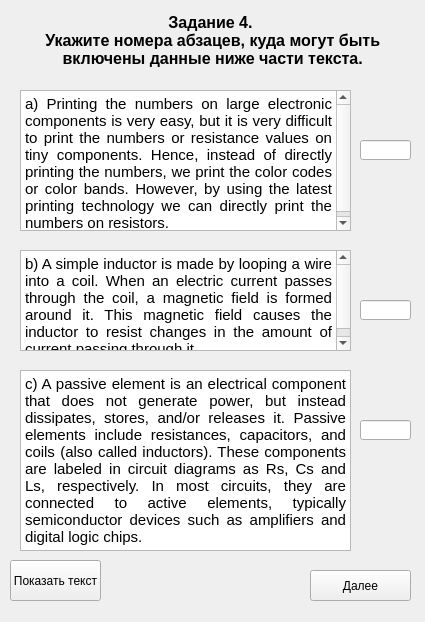
Scykorr/dmitr_client_serv_test, file server/UI/variant_1/zadanie4_part2_var1.ui: the form before one commit.
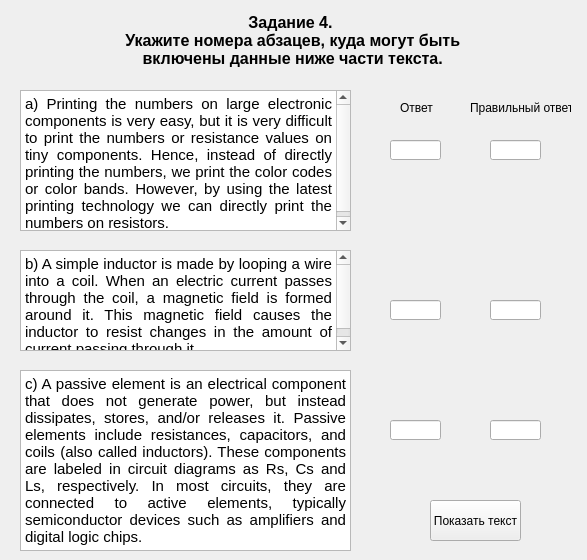
The form after the commit.

Commit message: add task4var1part2, task5var1part2 for check

Patch:
```diff
--- a/server/UI/variant_1/zadanie4_part2_var1.ui
+++ b/server/UI/variant_1/zadanie4_part2_var1.ui
@@ -6,8 +6,8 @@
    <rect>
     <x>0</x>
     <y>0</y>
-    <width>425</width>
-    <height>622</height>
+    <width>587</width>
+    <height>560</height>
    </rect>
   </property>
   <property name="windowTitle">
@@ -16,7 +16,7 @@
   <widget class="QLabel" name="label_title">
    <property name="geometry">
     <rect>
-     <x>20</x>
+     <x>100</x>
      <y>10</y>
      <width>381</width>
      <height>61</height>
@@ -45,19 +45,6 @@
     <set>Qt::AlignCenter</set>
    </property>
   </widget>
-  <widget class="QPushButton" name="pushButton_answer">
-   <property name="geometry">
-    <rect>
-     <x>310</x>
-     <y>570</y>
-     <width>101</width>
-     <height>31</height>
-    </rect>
-   </property>
-   <property name="text">
-    <string>Далее</string>
-   </property>
-  </widget>
   <widget class="QTextBrowser" name="textBrowser">
    <property name="geometry">
     <rect>
@@ -78,7 +65,7 @@
   <widget class="QLineEdit" name="lineEdit">
    <property name="geometry">
     <rect>
-     <x>360</x>
+     <x>390</x>
      <y>140</y>
      <width>51</width>
      <height>20</height>
@@ -105,7 +92,7 @@
   <widget class="QLineEdit" name="lineEdit_2">
    <property name="geometry">
     <rect>
-     <x>360</x>
+     <x>390</x>
      <y>300</y>
      <width>51</width>
      <height>20</height>
@@ -132,7 +119,7 @@
   <widget class="QLineEdit" name="lineEdit_3">
    <property name="geometry">
     <rect>
-     <x>360</x>
+     <x>390</x>
      <y>420</y>
      <width>51</width>
      <height>20</height>
@@ -142,8 +129,8 @@
   <widget class="QPushButton" name="pushButton_show_text">
    <property name="geometry">
     <rect>
-     <x>10</x>
-     <y>560</y>
+     <x>430</x>
+     <y>500</y>
      <width>91</width>
      <height>41</height>
     </rect>
@@ -155,14 +142,57 @@
   <widget class="QLabel" name="label_timer">
    <property name="geometry">
     <rect>
-     <x>120</x>
-     <y>570</y>
-     <width>161</width>
-     <height>31</height>
+     <x>400</x>
+     <y>100</y>
+     <width>41</width>
+     <height>16</height>
     </rect>
    </property>
    <property name="text">
-    <string/>
+    <string>Ответ</string>
+   </property>
+  </widget>
+  <widget class="QLabel" name="label_36">
+   <property name="geometry">
+    <rect>
+     <x>470</x>
+     <y>100</y>
+     <width>101</width>
+     <height>16</height>
+    </rect>
+   </property>
+   <property name="text">
+    <string>Правильный ответ</string>
+   </property>
+  </widget>
+  <widget class="QLineEdit" name="lineEdit_4">
+   <property name="geometry">
+    <rect>
+     <x>490</x>
+     <y>140</y>
+     <width>51</width>
+     <height>20</height>
+    </rect>
+   </property>
+  </widget>
+  <widget class="QLineEdit" name="lineEdit_5">
+   <property name="geometry">
+    <rect>
+     <x>490</x>
+     <y>300</y>
+     <width>51</width>
+     <height>20</height>
+    </rect>
+   </property>
+  </widget>
+  <widget class="QLineEdit" name="lineEdit_6">
+   <property name="geometry">
+    <rect>
+     <x>490</x>
+     <y>420</y>
+     <width>51</width>
+     <height>20</height>
+    </rect>
    </property>
   </widget>
  </widget>
```
Left out of the diff: 2 changed lines with no effect on the pictures. The commit also changes 7 other files.
